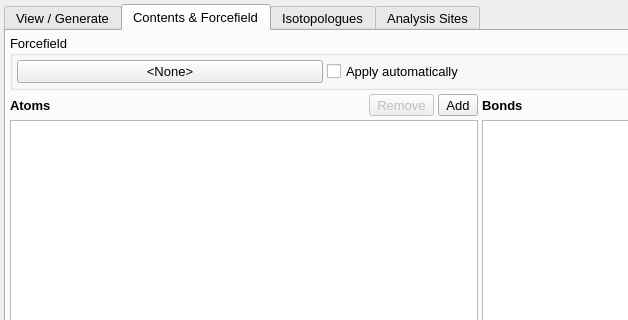
Above: src/gui/speciestab.ui from disorderedmaterials/dissolve before the change; both pictures show x 0 to 628 and y 0 to 320 of the 960 by 782 pixel window. Below: the same form after it.
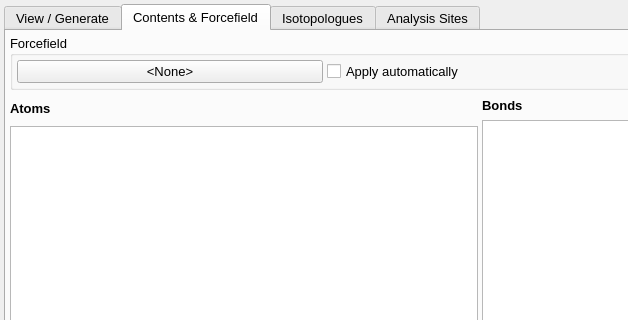
That is the form after the change. The open tabs and pages were chosen to show the change. Icons and pictures are not drawn. Custom widgets are drawn as their Qt base class.

Commit message: Remove now irrelevant buttons from tab, and prevent editability of atom element.

Patch:
```diff
--- a/src/gui/speciestab.ui
+++ b/src/gui/speciestab.ui
@@ -215,11 +215,17 @@
              <item>
               <widget class="QLabel" name="AtomsLabel">
                <property name="sizePolicy">
-                <sizepolicy hsizetype="Preferred" vsizetype="Minimum">
+                <sizepolicy hsizetype="Preferred" vsizetype="Fixed">
                  <horstretch>0</horstretch>
                  <verstretch>0</verstretch>
                 </sizepolicy>
                </property>
+               <property name="minimumSize">
+                <size>
+                 <width>0</width>
+                 <height>28</height>
+                </size>
+               </property>
                <property name="font">
                 <font>
                  <weight>75</weight>
@@ -244,61 +250,6 @@
                </property>
               </spacer>
              </item>
-             <item>
-              <widget class="QToolButton" name="AtomRemoveButton">
-               <property name="enabled">
-                <bool>false</bool>
-               </property>
-               <property name="sizePolicy">
-                <sizepolicy hsizetype="Minimum" vsizetype="Fixed">
-                 <horstretch>0</horstretch>
-                 <verstretch>0</verstretch>
-                </sizepolicy>
-               </property>
-               <property name="text">
-                <string>Remove</string>
-               </property>
-               <property name="icon">
-                <iconset resource="main.qrc">
-                 <normaloff>:/general/icons/general_remove.svg</normaloff>:/general/icons/general_remove.svg</iconset>
-               </property>
-               <property name="iconSize">
-                <size>
-                 <width>16</width>
-                 <height>16</height>
-                </size>
-               </property>
-               <property name="toolButtonStyle">
-                <enum>Qt::ToolButtonTextBesideIcon</enum>
-               </property>
-              </widget>
-             </item>
-             <item>
-              <widget class="QToolButton" name="AtomAddButton">
-               <property name="sizePolicy">
-                <sizepolicy hsizetype="Minimum" vsizetype="Fixed">
-                 <horstretch>0</horstretch>
-                 <verstretch>0</verstretch>
-                </sizepolicy>
-               </property>
-               <property name="text">
-                <string>Add</string>
-               </property>
-               <property name="icon">
-                <iconset resource="main.qrc">
-                 <normaloff>:/general/icons/general_add.svg</normaloff>:/general/icons/general_add.svg</iconset>
-               </property>
-               <property name="iconSize">
-                <size>
-                 <width>16</width>
-                 <height>16</height>
-                </size>
-               </property>
-               <property name="toolButtonStyle">
-                <enum>Qt::ToolButtonTextBesideIcon</enum>
-               </property>
-              </widget>
-             </item>
             </layout>
            </item>
            <item>
```
The commit also changes 2 other files.
